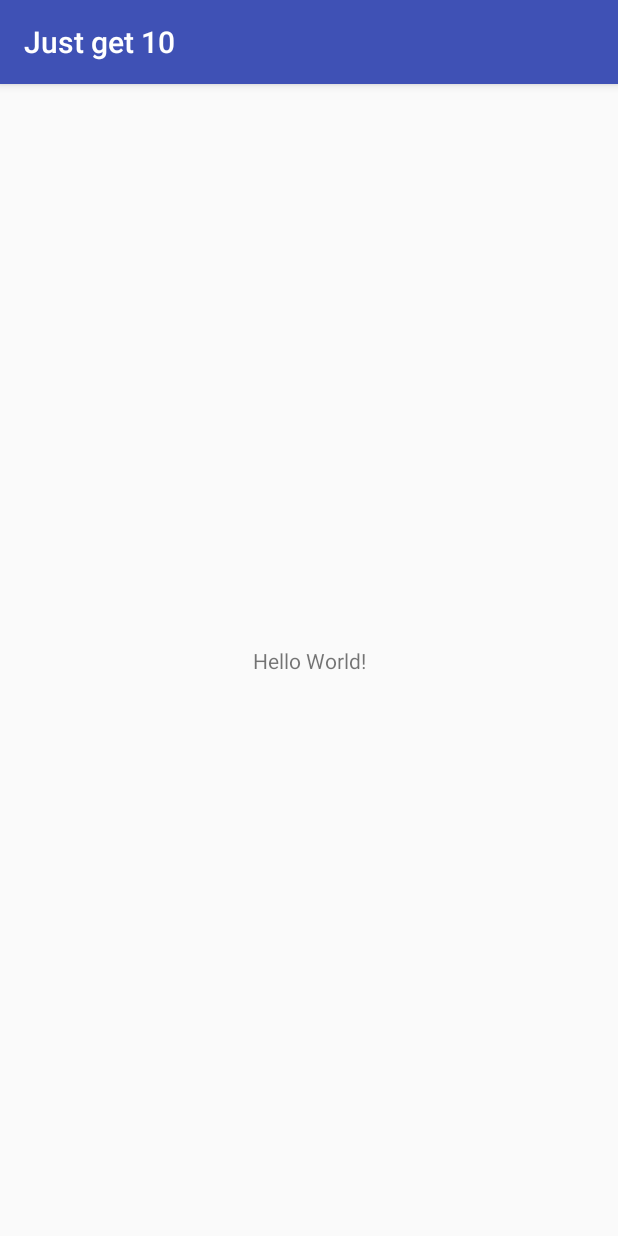
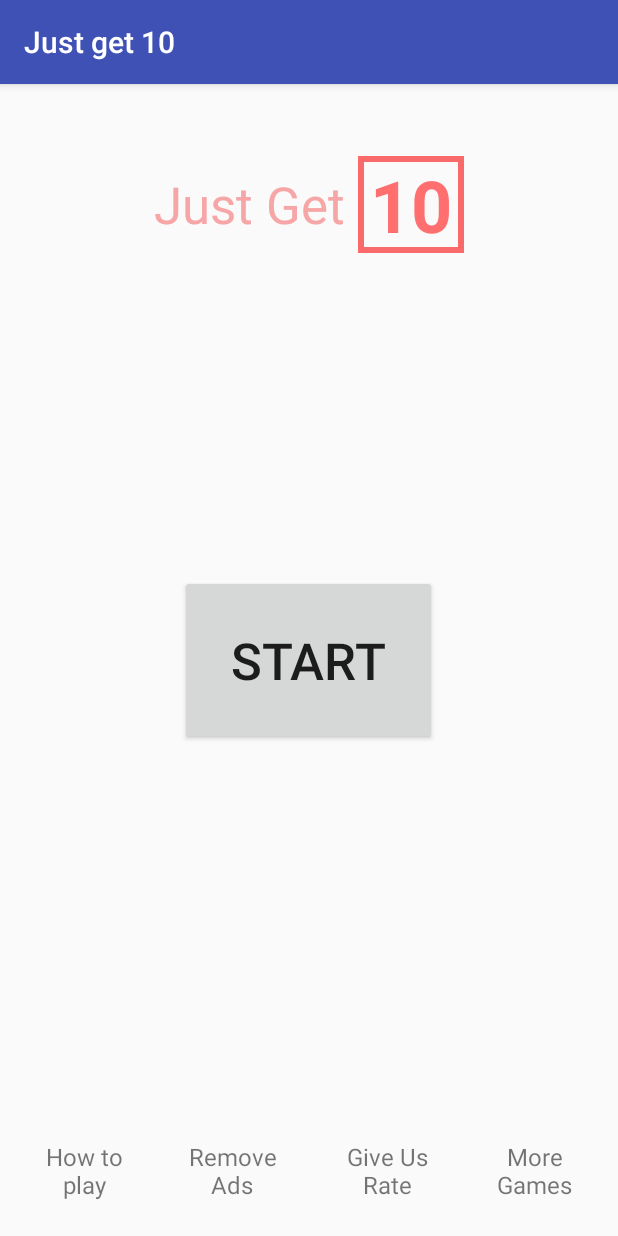
Before and after one commit to rajan5787/Just-Get-10, an Android app: the screen it shows after launch (MainActivity), on a phone screen of 412 x 824 dp. Run offline under Robolectric (Android 15) with nearby library versions, the phone set to English and light mode, and no system bars.

Commit message:
MainActivity and MainPage UI complete

```diff
--- a/app/build.gradle
+++ b/app/build.gradle
@@ -23,6 +23,4 @@ dependencies {
     implementation 'com.android.support:appcompat-v7:26.1.0'
     implementation 'com.android.support.constraint:constraint-layout:1.1.2'
     testImplementation 'junit:junit:4.12'
-    androidTestImplementation 'com.android.support.test:runner:1.0.2'
-    androidTestImplementation 'com.android.support.test.espresso:espresso-core:3.0.2'
 }
--- a/app/src/main/AndroidManifest.xml
+++ b/app/src/main/AndroidManifest.xml
@@ -16,6 +16,7 @@
                 <category android:name="android.intent.category.LAUNCHER" />
             </intent-filter>
         </activity>
+        <activity android:name=".MainPage"></activity>
     </application>
 
 </manifest>
--- a/app/src/main/java/rajan5787/tikuraja/justget10/MainActivity.java
+++ b/app/src/main/java/rajan5787/tikuraja/justget10/MainActivity.java
@@ -1,13 +1,28 @@
 package rajan5787.tikuraja.justget10;
 
+import android.content.Intent;
 import android.support.v7.app.AppCompatActivity;
 import android.os.Bundle;
+import android.view.View;
+import android.widget.Button;
 
 public class MainActivity extends AppCompatActivity {
+
+    Button btnStartGame;
 
     @Override
     protected void onCreate(Bundle savedInstanceState) {
         super.onCreate(savedInstanceState);
         setContentView(R.layout.activity_main);
+
+        btnStartGame = findViewById(R.id.btn_start_game);
+
+        btnStartGame.setOnClickListener(new View.OnClickListener() {
+            @Override
+            public void onClick(View v) {
+                Intent i = new Intent(getApplicationContext(),MainPage.class);
+                startActivity(i);
+            }
+        });
     }
 }
--- /dev/null
+++ b/app/src/main/res/drawable/txt_title.xml
@@ -0,0 +1,8 @@
+<?xml version="1.0" encoding="utf-8"?>
+<shape xmlns:android="http://schemas.android.com/apk/res/android"
+    android:shape="rectangle">
+
+    <stroke android:color="#fa6a6a"
+        android:width="4dp"></stroke>
+
+</shape>
--- a/app/src/main/res/layout/activity_main.xml
+++ b/app/src/main/res/layout/activity_main.xml
@@ -1,18 +1,134 @@
 <?xml version="1.0" encoding="utf-8"?>
-<android.support.constraint.ConstraintLayout xmlns:android="http://schemas.android.com/apk/res/android"
+<RelativeLayout xmlns:android="http://schemas.android.com/apk/res/android"
     xmlns:app="http://schemas.android.com/apk/res-auto"
     xmlns:tools="http://schemas.android.com/tools"
     android:layout_width="match_parent"
     android:layout_height="match_parent"
+    android:orientation="vertical"
     tools:context="rajan5787.tikuraja.justget10.MainActivity">
+    <LinearLayout
+        android:layout_width="match_parent"
+        android:layout_height="wrap_content"
+        android:orientation="horizontal"
+        android:layout_marginTop="48dp"
+        android:gravity="center">
+        <TextView
+            android:layout_width="wrap_content"
+            android:layout_height="wrap_content"
+            android:text="Just Get "
+            android:textSize="34dp"
+            android:gravity="center"
+            android:textColor="#fff6a6a6"
+            android:layout_gravity="center"/>
 
-    <TextView
+        <TextView
+            android:layout_width="wrap_content"
+            android:layout_height="wrap_content"
+            android:text="10"
+            android:paddingLeft="8dp"
+            android:paddingRight="8dp"
+            android:background="@drawable/txt_title"
+            android:textColor="#ff6f6f"
+            android:textSize="48dp"
+            android:textStyle="bold"/>
+    </LinearLayout>
+
+    <Button
         android:layout_width="wrap_content"
         android:layout_height="wrap_content"
-        android:text="Hello World!"
-        app:layout_constraintBottom_toBottomOf="parent"
-        app:layout_constraintLeft_toLeftOf="parent"
-        app:layout_constraintRight_toRightOf="parent"
-        app:layout_constraintTop_toTopOf="parent" />
+        android:id="@+id/btn_start_game"
+        android:text="START"
+        android:gravity="center"
+        android:textSize="34dp"
+        android:layout_centerVertical="true"
+        android:layout_centerHorizontal="true"
+        android:padding="34dp"
+        />
 
-</android.support.constraint.ConstraintLayout>
+    <LinearLayout
+        android:layout_width="match_parent"
+        android:layout_height="84dp"
+        android:layout_alignParentBottom="true"
+        android:orientation="horizontal"
+        android:layout_marginBottom="22dp">
+        <LinearLayout
+            android:layout_width="match_parent"
+            android:layout_height="match_parent"
+            android:orientation="vertical"
+            android:layout_weight="1"
+            android:id="@+id/ll_game_rule"
+            android:layout_marginLeft="18dp"
+            android:layout_marginRight="9dp">
+
+            <ImageView
+                android:layout_width="42dp"
+                android:layout_height="42dp" />
+            <TextView
+                android:layout_width="wrap_content"
+                android:layout_height="wrap_content"
+                android:gravity="center"
+                android:textSize="16dp"
+                android:text="How to play"/>
+        </LinearLayout>
+
+        <LinearLayout
+            android:layout_width="match_parent"
+            android:layout_height="match_parent"
+            android:orientation="vertical"
+            android:layout_weight="1"
+            android:id="@+id/ll_remove_ads"
+            android:layout_marginLeft="9dp"
+            android:layout_marginRight="9dp">
+
+            <ImageView
+                android:layout_width="42dp"
+                android:layout_height="42dp" />
+            <TextView
+                android:layout_width="wrap_content"
+                android:layout_height="wrap_content"
+                android:gravity="center"
+                android:textSize="16dp"
+                android:text="Remove Ads"/>
+        </LinearLayout>
+
+        <LinearLayout
+            android:layout_width="match_parent"
+            android:layout_height="match_parent"
+            android:orientation="vertical"
+            android:id="@+id/ll_give_rating"
+            android:layout_weight="1"
+            android:layout_marginLeft="9dp"
+            android:layout_marginRight="9dp">
+
+            <ImageView
+                android:layout_width="42dp"
+                android:layout_height="42dp" />
+            <TextView
+                android:layout_width="wrap_content"
+                android:layout_height="wrap_content"
+                android:gravity="center"
+                android:textSize="16dp"
+                android:text="Give Us Rate"/>
+        </LinearLayout>
+
+        <LinearLayout
+            android:layout_width="match_parent"
+            android:layout_height="match_parent"
+            android:orientation="vertical"
+            android:id="@+id/ll_more_game"
+            android:layout_weight="1"
+            android:layout_marginLeft="9dp"
+            android:layout_marginRight="18dp">
+
+            <ImageView
+                android:layout_width="42dp"
+                android:layout_height="42dp" />
+            <TextView
+                android:layout_width="wrap_content"
+                android:layout_height="wrap_content"
+                android:gravity="center"
+                android:textSize="16dp"
+                android:text="More Games"/>
+        </LinearLayout>
+    </LinearLayout>
+</RelativeLayout>
```
Also changed, not shown: app/src/main/java/rajan5787/tikuraja/justget10/MainPage.java (added, +13 -0 lines), app/src/main/res/drawable/bg_txt_board.xml (added, +8 -0 lines), app/src/main/res/layout/activity_main_page.xml (added, +307 -0 lines), app/src/main/res/values/styles.xml (+10 -0 lines).
